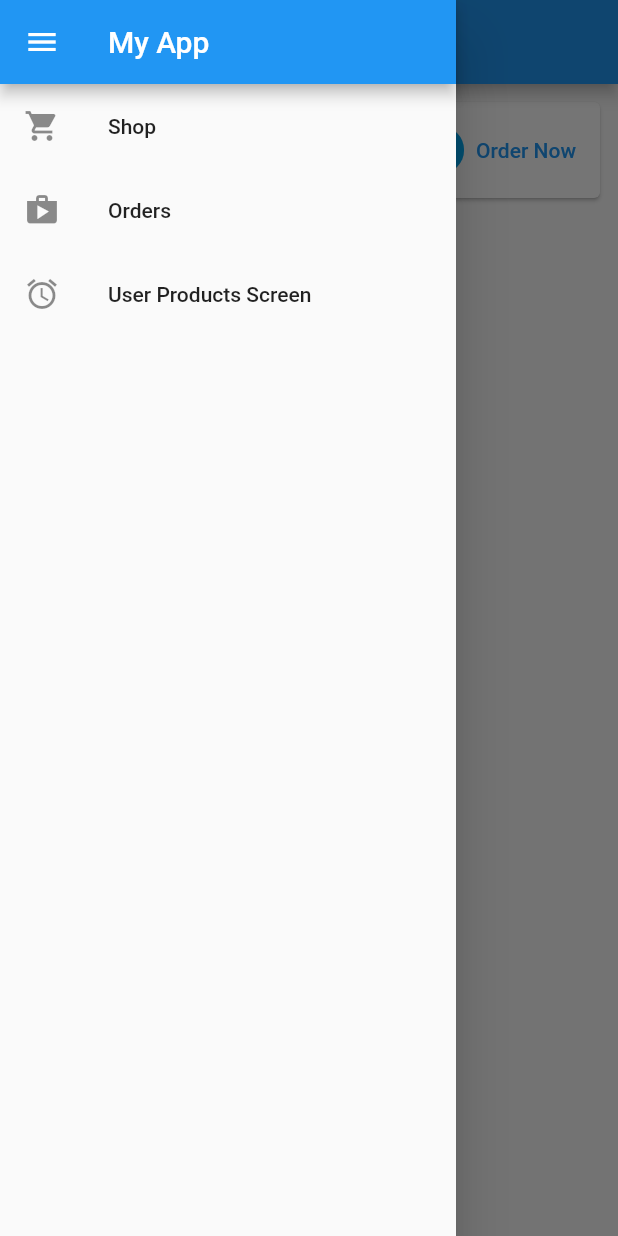
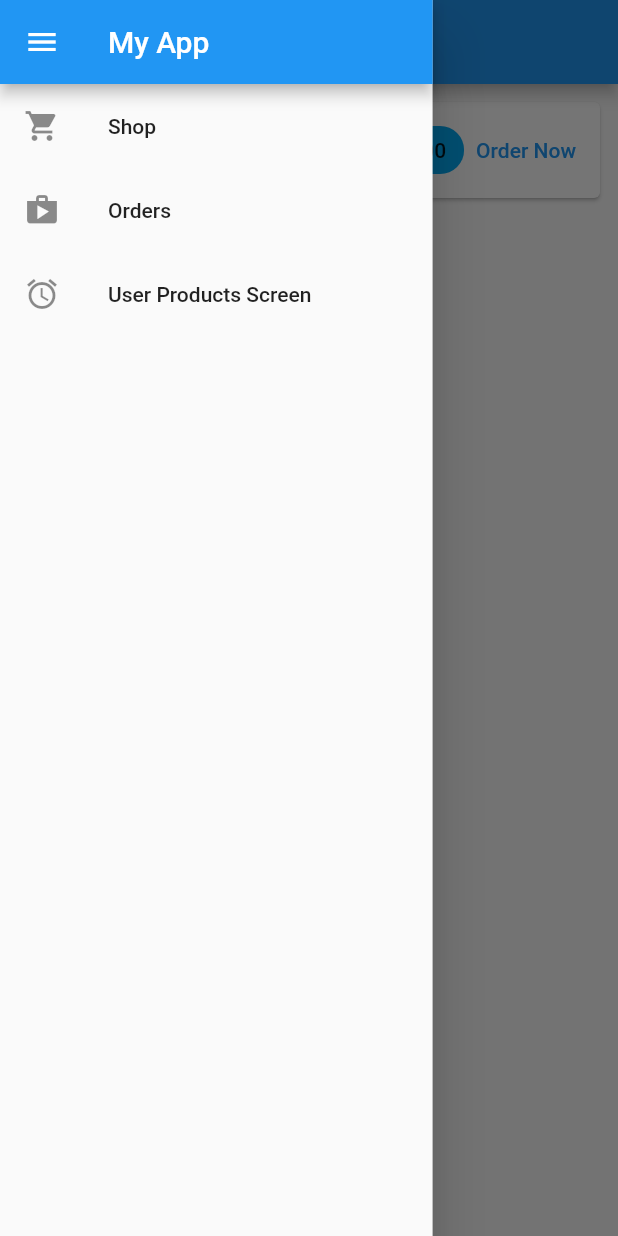
Before and after one commit to ItsNotABugOk/flutterApp_shop, a Flutter app: the CartScreen screen opened by its route, with the side drawer open, on a phone screen of 412 x 824 dp. Run offline on Flutter 3.47's test engine with Material 2 defaults, Android fonts, the phone set to English and light mode, and no system bars; network calls fail.

Commit message:
user Input Section Completed

```diff
--- a/lib/views/widgets/app_drawer.dart
+++ b/lib/views/widgets/app_drawer.dart
@@ -9,7 +9,9 @@ class MyAppDrawer extends StatelessWidget {
 
   @override
   Widget build(BuildContext context) {
-    return Drawer(
+    return SizedBox(
+      width: MediaQuery.of(context).size.width * 0.7,
+      child: Drawer(
         child: Column(
           children: [
             AppBar(
@@ -49,6 +51,7 @@ class MyAppDrawer extends StatelessWidget {
             ),
           ],
         ),
+      ),
     );
   }
 }
```
Also changed, not shown: lib/views/screens/edit_product_screen.dart (+14 -3 lines), lib/views/widgets/product_item.dart (+16 -0 lines). Lines whose indentation alone changed are shown as unchanged.
